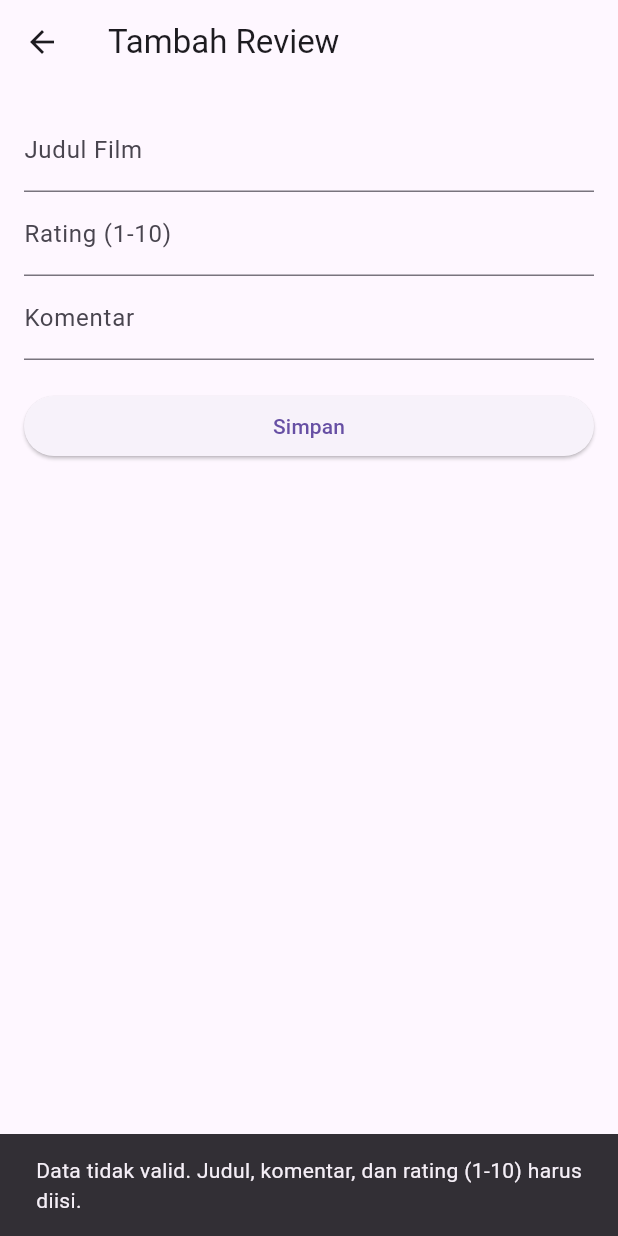
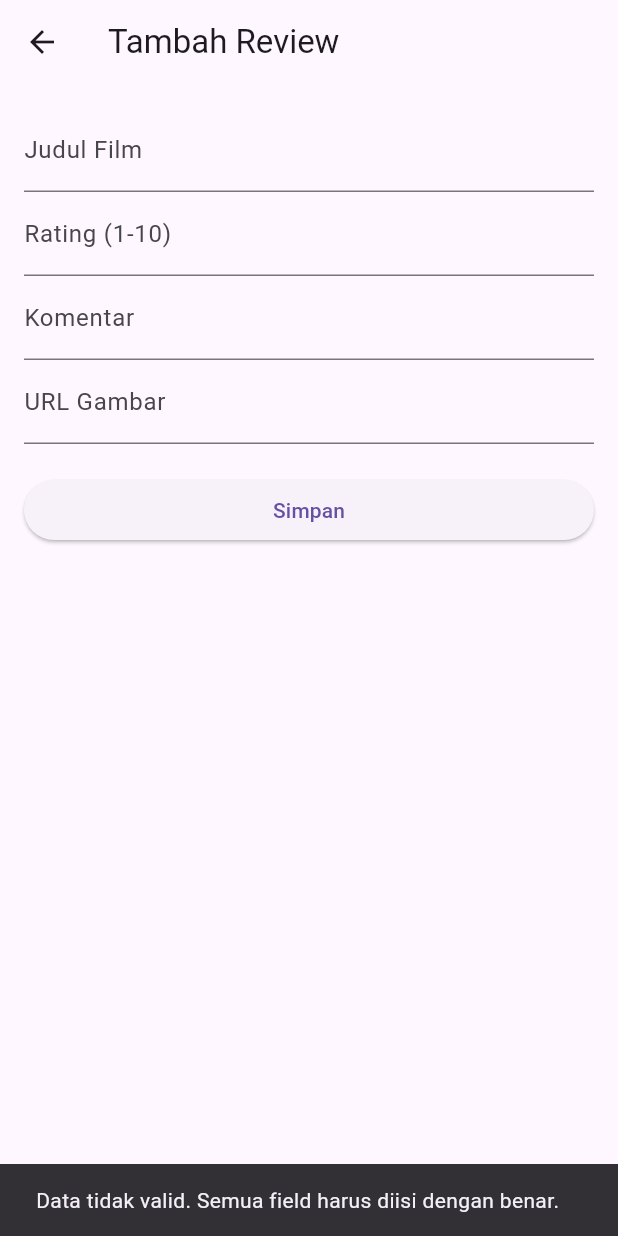
Before and after one commit to tomysby/MovieReviews, a Flutter app: the AddEditReviewScreen screen opened directly with empty values, after a tap on "Simpan", on a phone screen of 412 x 824 dp. Run offline on Flutter 3.47's test engine with Material 3 defaults, Android fonts, the light colour scheme and no system bars.

Commit message:
Penambahan fitur image dan like

```diff
--- a/lib/api_service.dart
+++ b/lib/api_service.dart
@@ -3,7 +3,7 @@ import 'package:http/http.dart' as
 http;
 class ApiService {
   static const String baseUrl =
-'https://crudcrud.com/api/0b9bfecfa5c948bfae39dd14f6cadbd8';
+'https://crudcrud.com/api/d20bd8719d4741b88a021fef89b45daf';
   Future<bool> registerUser(String username, String password) async {
     try {
       final response = await http.post(
@@ -53,12 +53,12 @@ class ApiService {
       return [];
     }
   }
-  Future<bool> addReview(String username, String title, int rating, String comment) async {
+  Future<bool> addReview(String username, String title, int rating, String comment, String imageUrl) async {
     try {
       final response = await http.post(
         Uri.parse('$baseUrl/reviews'),
         headers: {'Content-Type': 'application/json'},
-        body: jsonEncode({'username': username, 'title': title, 'rating': rating, 'comment': comment}),
+        body: jsonEncode({'username': username, 'title': title, 'rating': rating, 'comment': comment, 'imageUrl': imageUrl, 'isLiked': false}),
       );
       return response.statusCode == 201;
     } catch (e) {
@@ -67,12 +67,12 @@ class ApiService {
     }
   }
 
-    Future<bool> updateReview(String id, String username, String title, int rating, String comment) async {  //penambahan variabel username
+    Future<bool> updateReview(String id, String username, String title, int rating, String comment, String imageUrl, bool isLiked) async {  //penambahan variabel username
     try {
       final response = await http.put(
         Uri.parse('$baseUrl/reviews/$id'),
         headers: {'Content-Type': 'application/json'},
-        body: jsonEncode({'username': username,'title': title, 'rating': rating, 'comment': comment}),
+        body: jsonEncode({'username': username,'title': title, 'rating': rating, 'comment': comment, 'imageUrl': imageUrl, 'isLiked': isLiked}),
       );
       print('Response status: ${response.statusCode}');
       print('Response body: ${response.body}');
--- a/lib/screens/add_edit_review_screen.dart
+++ b/lib/screens/add_edit_review_screen.dart
@@ -1,47 +1,70 @@
 import 'package:flutter/material.dart';
 import '../api_service.dart';
+
 class AddEditReviewScreen extends StatefulWidget {
   final String username;
-  final Map<String, dynamic>? review;
+  final Map<dynamic, dynamic>? review;
+
   const AddEditReviewScreen({Key? key, required this.username, this.review}) : super(key: key);
+
   @override
-  _AddEditReviewScreenState createState() =>
-_AddEditReviewScreenState();
+  _AddEditReviewScreenState createState() => _AddEditReviewScreenState();
 }
-class _AddEditReviewScreenState extends
-State<AddEditReviewScreen> {
+
+class _AddEditReviewScreenState extends State<AddEditReviewScreen> {
   final _titleController = TextEditingController();
   final _ratingController = TextEditingController();
   final _commentController = TextEditingController();
+  final _imageUrlController = TextEditingController();
+
   final _apiService = ApiService();
+
   @override
   void initState() {
     super.initState();
+
     if (widget.review != null) {
+      // Jika dalam mode edit, isi controller dengan data review
       _titleController.text = widget.review!['title'];
       _ratingController.text = widget.review!['rating'].toString();
       _commentController.text = widget.review!['comment'];
+      _imageUrlController.text = widget.review!['imageUrl'] ?? '';
     }
   }
-    void _saveReview() async {
+
+  void _saveReview() async {
     final title = _titleController.text.trim();
     final rating = int.tryParse(_ratingController.text) ?? 0;
     final comment = _commentController.text.trim();
+    final imageUrl = _imageUrlController.text.trim();
+    final isLiked = widget.review?['isLiked'] ?? false; // Default isLiked = false untuk review baru
+
     // Validasi input
-    if (title.isEmpty || rating < 1 || rating > 10 || comment.isEmpty) {
+    if (title.isEmpty || rating < 1 || rating > 10 || comment.isEmpty || imageUrl.isEmpty) {
       ScaffoldMessenger.of(context).showSnackBar(
-        SnackBar(content: Text('Data tidak valid. Judul, komentar, dan rating (1-10) harus diisi.')),
+        SnackBar(content: Text('Data tidak valid. Semua field harus diisi dengan benar.')),
       );
       return;
     }
+
     bool success;
+
     if (widget.review == null) {
       // Tambah review baru
-      success = await _apiService.addReview(widget.username, title, rating, comment);
+      success = await _apiService.addReview(widget.username, title, rating, comment, imageUrl);
     } else {
       // Edit review
-      success = await _apiService.updateReview(widget.review!['_id'],widget.username, title, rating, comment); // penambahan variabel username
+      success = await _apiService.updateReview(
+        widget.review!['_id'],
+        widget.username,
+        title,
+        rating,
+        comment,
+        imageUrl,
+        isLiked,
+      );
     }
+
     if (success) {
       Navigator.pop(context, true); // Berhasil, kembali ke layar sebelumnya
     } else {
@@ -50,9 +73,11 @@ State<AddEditReviewScreen> {
       );
     }
   }
-    @override
+
+  @override
   Widget build(BuildContext context) {
     final isEditMode = widget.review != null;
+
     return Scaffold(
       appBar: AppBar(title: Text(isEditMode ? 'Edit Review' : 'Tambah Review')),
       body: Padding(
@@ -63,7 +88,7 @@ State<AddEditReviewScreen> {
             TextField(
               controller: _titleController,
               decoration: InputDecoration(labelText: 'Judul Film'),
-              readOnly: isEditMode, // Nonaktifkan input jika dalam mode edit
+              readOnly: isEditMode, // Nonaktifkan input judul jika dalam mode edit
             ),
             TextField(
               controller: _ratingController,
@@ -73,6 +98,10 @@ State<AddEditReviewScreen> {
             TextField(
               controller: _commentController,
               decoration: InputDecoration(labelText: 'Komentar'),
+            ),
+            TextField(
+              controller: _imageUrlController,
+              decoration: InputDecoration(labelText: 'URL Gambar'),
             ),
             SizedBox(height: 20),
             ElevatedButton(
```
Also changed, not shown: lib/screens/movie_reviews_screen.dart (+91 -5 lines).
